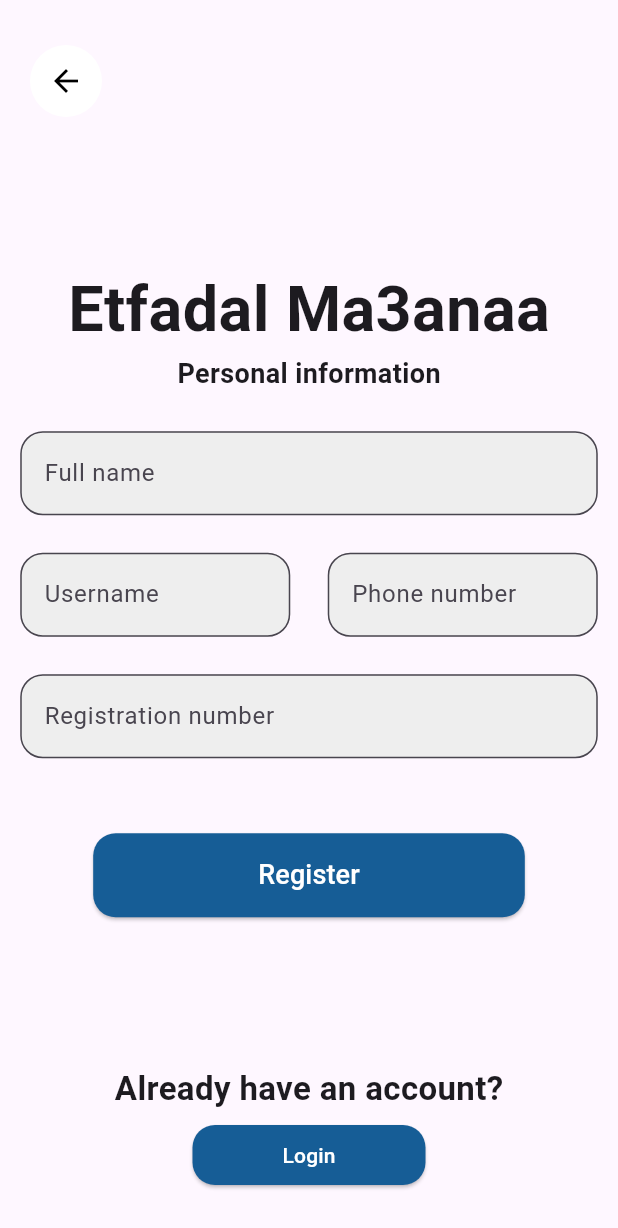
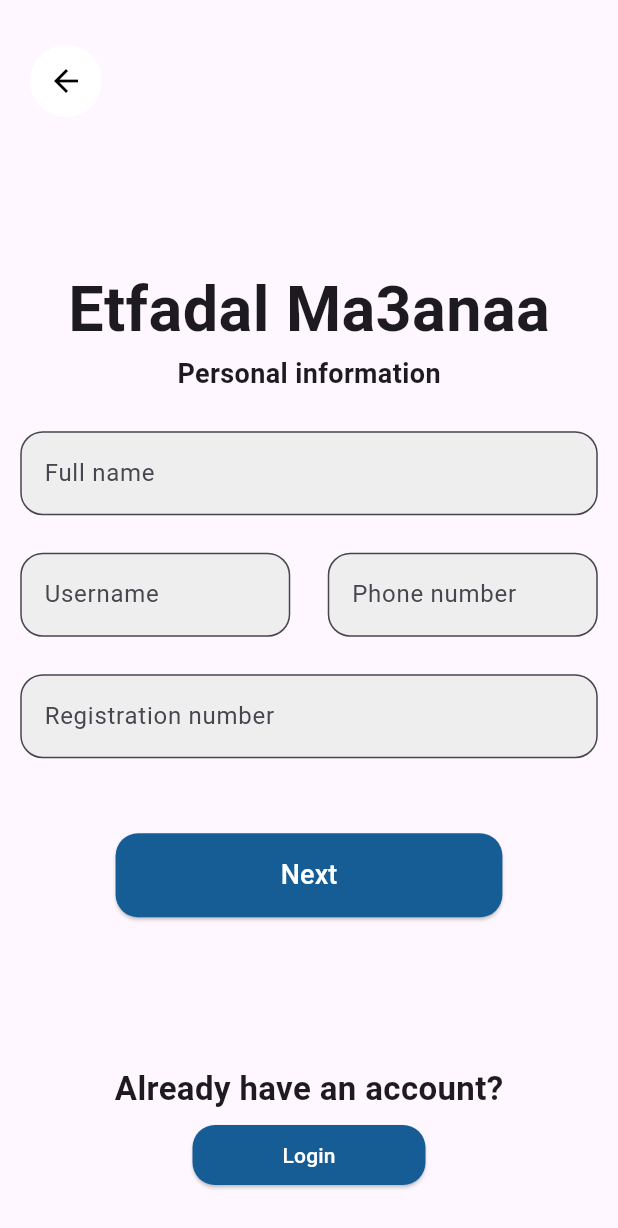
Before and after one commit to Omarashraf-0-0/Simi-Final-Project-, a Flutter app: the screen it shows after launch, after a tap on "Etfadal Ma3anaa", on a phone screen of 412 x 824 dp. Shown: the top 1228 px of the screen. Run offline on Flutter 3.47's test engine with Material 3 defaults, Android fonts, the phone set to English and light mode, and no system bars.

Commit message:
login navigation done

```diff
--- a/studymate/lib/pages/LoginPage.dart
+++ b/studymate/lib/pages/LoginPage.dart
@@ -1,6 +1,8 @@
 // ignore_for_file: prefer_const_constructors
 
 import 'package:flutter/material.dart';
+
+import 'Forget_Pass.dart';
 
 class LoginPage extends StatefulWidget {
   const LoginPage({super.key});
@@ -150,13 +152,25 @@ class _LoginPageState extends State<LoginPage> {
                     ],
                   ),
                 ),
-                           SizedBox(width: 90),
-                Text('Forgot Password?',
-                style: TextStyle(
-                  color: const Color.fromARGB(255, 190, 61, 61),
+                SizedBox(width: 90),
+                InkWell(
+                onTap: () {
+                  // Navigate to Forgot Password page
+                  Navigator.push(
+                    context,
+                    MaterialPageRoute(
+                      builder: (context) => ForgetPass(), // Replace with your Forgot Password page widget
+                    ),
+                  );
+                },
+                child: Text(
+                  'Forgot Password?',
+                  style: TextStyle(
+                    color: const Color.fromARGB(255, 190, 61, 61),
+                    decoration: TextDecoration.underline, // Optional: underline for visual indication
+                  ),
                 ),
-                ),
-
+              )
             ],
           ),
           //Login Button
--- a/studymate/lib/pages/RegisterPage.dart
+++ b/studymate/lib/pages/RegisterPage.dart
@@ -3,6 +3,7 @@
 import 'package:flutter/material.dart';
 import 'package:studymate/pages/LoginPage.dart';
 import '../util/TextField.dart';
+import 'CollageInformatio.dart';
 
 class RegisterPage extends StatefulWidget {
   const RegisterPage({super.key});
@@ -114,9 +115,10 @@ class _RegisterPageState extends State<RegisterPage> {
                   ),
                   ElevatedButton(
                     onPressed: () {
+                      // Navigator.pop(context);
                       Navigator.push(
                         context,
-                        MaterialPageRoute(builder: (context) => RegisterPage()),
+                        MaterialPageRoute(builder: (context) => CollageInformation()),
                       );
                     },
                     style: ElevatedButton.styleFrom(
@@ -129,7 +131,7 @@ class _RegisterPageState extends State<RegisterPage> {
                       ),
                     ),
                     child: Text(
-                      'Register',
+                      'Next',
                       style: TextStyle(
                         color: Colors.white,
                         fontSize: 18,
--- a/studymate/lib/pages/intro_page.dart
+++ b/studymate/lib/pages/intro_page.dart
@@ -1,4 +1,4 @@
-// ignore_for_file: prefer_const_constructors
+// ignore_for_file: prefer_const_constructors, use_build_context_synchronously
 
 import 'package:flutter/material.dart';
 import 'package:flutter/widgets.dart';
```
Also changed, not shown: studymate/lib/pages/CollageInformatio.dart (+23 -13 lines), studymate/lib/pages/Forget_Pass.dart (+30 -1 lines).
